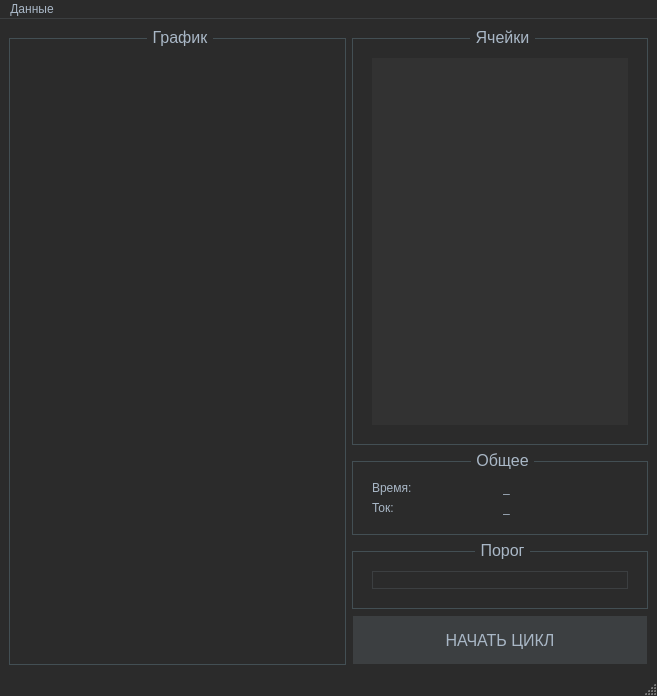
kabanpunk/bms-monitor-desktop, file resources/MainWindow.ui: the form before one commit.
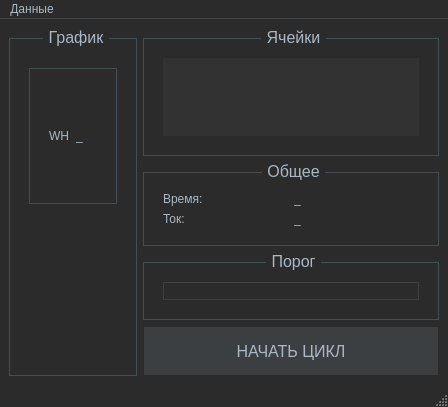
The form after the commit. Custom widgets are drawn as their Qt base class.

```diff
--- a/resources/MainWindow.ui
+++ b/resources/MainWindow.ui
@@ -6,8 +6,8 @@
    <rect>
     <x>0</x>
     <y>0</y>
-    <width>657</width>
-    <height>696</height>
+    <width>448</width>
+    <height>407</height>
    </rect>
   </property>
   <property name="font">
@@ -167,9 +167,53 @@
        <string>График</string>
       </property>
       <layout class="QGridLayout" name="gridLayout_15">
-       <item row="0" column="0">
+       <item row="1" column="0">
         <widget class="PlotWidget" name="plot_widget" native="true"/>
        </item>
+       <item row="0" column="0">
+        <widget class="QGroupBox" name="groupBox_4">
+         <property name="sizePolicy">
+          <sizepolicy hsizetype="Minimum" vsizetype="Minimum">
+           <horstretch>0</horstretch>
+           <verstretch>0</verstretch>
+          </sizepolicy>
+         </property>
+         <property name="maximumSize">
+          <size>
+           <width>16777215</width>
+           <height>16777215</height>
+          </size>
+         </property>
+         <property name="font">
+          <font>
+           <family>Segoe UI</family>
+           <pointsize>12</pointsize>
+           <weight>9</weight>
+           <italic>false</italic>
+           <bold>false</bold>
+          </font>
+         </property>
+         <property name="title">
+          <string/>
+         </property>
+         <layout class="QGridLayout" name="gridLayout_2">
+          <item row="0" column="0">
+           <widget class="QLabel" name="label_WH">
+            <property name="text">
+             <string>WH</string>
+            </property>
+           </widget>
+          </item>
+          <item row="0" column="1">
+           <widget class="QLabel" name="label_WH_out">
+            <property name="text">
+             <string>_</string>
+            </property>
+           </widget>
+          </item>
+         </layout>
+        </widget>
+       </item>
       </layout>
      </widget>
     </item>
@@ -374,8 +418,8 @@
     <rect>
      <x>0</x>
      <y>0</y>
-     <width>657</width>
-     <height>21</height>
+     <width>448</width>
+     <height>18</height>
     </rect>
    </property>
    <widget class="QMenu" name="menu">
```
Left out of the diff: 82 changed lines with no effect on the pictures.
